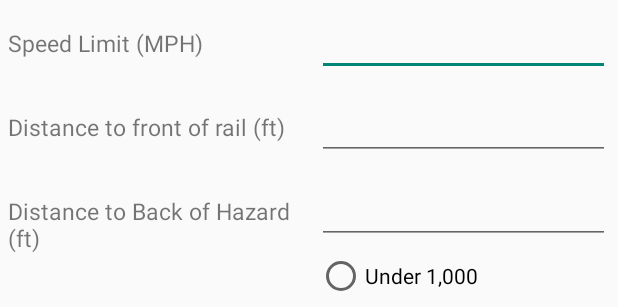
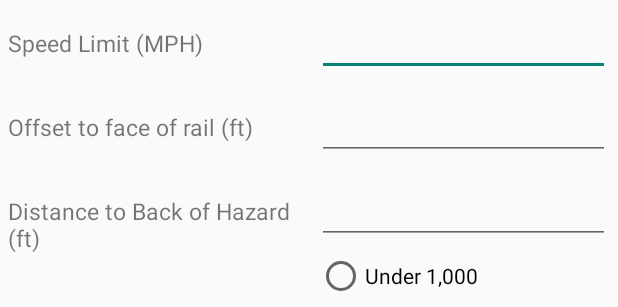
Before and after one commit to Therefore/GuardrailAutoQuantity, an Android app: the layout la_dialog.xml on its own in the app's theme, with its tools: preview values and no code run, on a phone screen of 412 x 824 dp. Shown: the top 307 px of the screen. Run offline under Robolectric (Android 15) with nearby library versions, the phone set to English and light mode, and no system bars.

Commit message:
Second Commit

```diff
--- a/app/src/main/java/com/traffic/apptech/guardrailautoquantity/QuantityActivity.java
+++ b/app/src/main/java/com/traffic/apptech/guardrailautoquantity/QuantityActivity.java
@@ -282,6 +282,7 @@ public class QuantityActivity extends AppCompatActivity implements Communicator{
         View promptView = layoutInflater.inflate(R.layout.la_dialog, null);
         AlertDialog.Builder alertDialogBuilder = new AlertDialog.Builder(QuantityActivity.this);
         alertDialogBuilder.setView(promptView);
+        alertDialogBuilder.setTitle("Length of Need Calculation");
         final EditText speed = (EditText) promptView.findViewById(R.id.edit_speed);
         final EditText distFrontRail = (EditText) promptView.findViewById(R.id.edit_distanceFrontRail);
         final EditText distBackHazard = (EditText) promptView.findViewById(R.id.edit_distanceBackHazard);
--- a/app/src/main/res/layout/la_dialog.xml
+++ b/app/src/main/res/layout/la_dialog.xml
@@ -3,7 +3,7 @@
     android:layout_width="match_parent" android:layout_height="match_parent">
 <ScrollView
     android:layout_width="match_parent"
-    android:layout_height="match_parent">
+    android:layout_height="wrap_content">
     <LinearLayout
     android:orientation="vertical"
     android:layout_width="match_parent"
@@ -39,7 +39,7 @@
             android:layout_weight="1"
             android:id="@+id/text_distanceFrontRail"
             android:textSize="15sp"
-            android:text="Distance to front of rail (ft)"
+            android:text="Offset to face of rail (ft)"
             android:layout_width="0dp"
             android:layout_height="wrap_content" />
         <EditText
```
